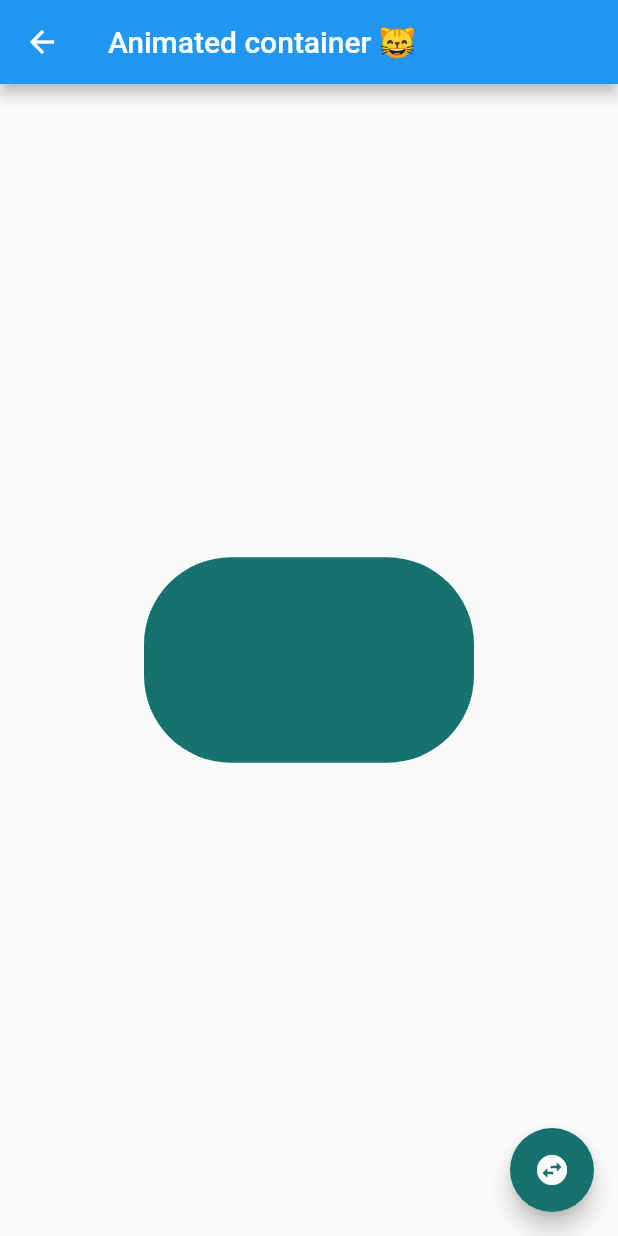
After one commit to JHORJE18/Flutter_Componentes, a Flutter app: the AnimatedContainerPage screen opened by its route, after a tap on the "swap horizontal circle" icon, on a phone screen of 412 x 824 dp. The commit adds this screen. Run offline on Flutter 3.47's test engine with Material 2 defaults, Android fonts, the phone set to English and light mode, and no system bars.

Commit message:
Container & AnimatedContainers

```diff
--- a/data/menu_opts.json
+++ b/data/menu_opts.json
@@ -15,6 +15,11 @@
             "ruta" : "card",
             "icon" : "folder_open",
             "texto": "Cards - Tarjetas"
+        },
+        {
+            "ruta" : "animated",
+            "icon" : "donut_large",
+            "texto": "Animated Container"
         }
     ]
 }
--- /dev/null
+++ b/lib/src/pages/animated_container_page.dart
@@ -0,0 +1,49 @@
+import 'dart:math';
+import 'package:flutter/material.dart';
+
+class AnimatedContainerPage extends StatefulWidget {
+  @override
+  _AnimatedContainerPageState createState() => _AnimatedContainerPageState();
+}
+
+class _AnimatedContainerPageState extends State<AnimatedContainerPage> {
+  double _width = 50.0;
+  double _height = 50.0;
+  Color _color = Colors.amberAccent;
+  BorderRadiusGeometry _borderRadius = BorderRadius.circular(8.0);
+
+  @override
+  Widget build(BuildContext context) {
+    return Scaffold(
+        appBar: AppBar(
+          title: Text('Animated container 😸'),
+        ),
+        body: Center(
+          child: AnimatedContainer(
+            duration: Duration(milliseconds: 500),
+            curve: Curves.slowMiddle,
+            width: _width,
+            height: _height,
+            decoration:
+                BoxDecoration(borderRadius: _borderRadius, color: _color),
+          ),
+        ),
+        floatingActionButton: FloatingActionButton(
+          onPressed: _pressedFloat,
+          child: Icon(Icons.swap_horizontal_circle),
+          backgroundColor: _color,
+        ));
+  }
+
+  void _pressedFloat() {
+    final random = Random();
+
+    _width = random.nextInt(300).toDouble();
+    _height = random.nextInt(300).toDouble();
+    _color = Color.fromRGBO(
+        random.nextInt(255), random.nextInt(255), random.nextInt(255), 1);
+    _borderRadius = BorderRadius.circular(random.nextInt(100).toDouble());
+
+    setState(() {});
+  }
+}
--- a/lib/src/routes/routes.dart
+++ b/lib/src/routes/routes.dart
@@ -1,4 +1,5 @@
 import 'package:componentes/src/pages/alert_page.dart';
+import 'package:componentes/src/pages/animated_container_page.dart';
 import 'package:componentes/src/pages/avatar_page.dart';
 import 'package:componentes/src/pages/card_page.dart';
 import 'package:componentes/src/pages/home_page.dart';
@@ -9,7 +10,8 @@ Map<String, WidgetBuilder> getApplicationRoutes() {
     '/': (BuildContext context) => HomePage(),
     'alert': (BuildContext context) => AlertPage(),
     'avatar': (BuildContext context) => AvatarPage(),
-    'card': (BuildContext context) => CardPage()
+    'card': (BuildContext context) => CardPage(),
+    'animated': (BuildContext context) => AnimatedContainerPage()
   };
 }
 
--- a/lib/src/utils/icono_string_util.dart
+++ b/lib/src/utils/icono_string_util.dart
@@ -3,7 +3,8 @@ import 'package:flutter/material.dart';
 final _icons = <String, IconData>{
   'add_alert': Icons.add_alert,
   'accessibility': Icons.accessibility,
-  'folder_open': Icons.folder_open
+  'folder_open': Icons.folder_open,
+  'donut_large': Icons.donut_large,
 };
 
 Icon getIcon(String nombreIcono) {
```
